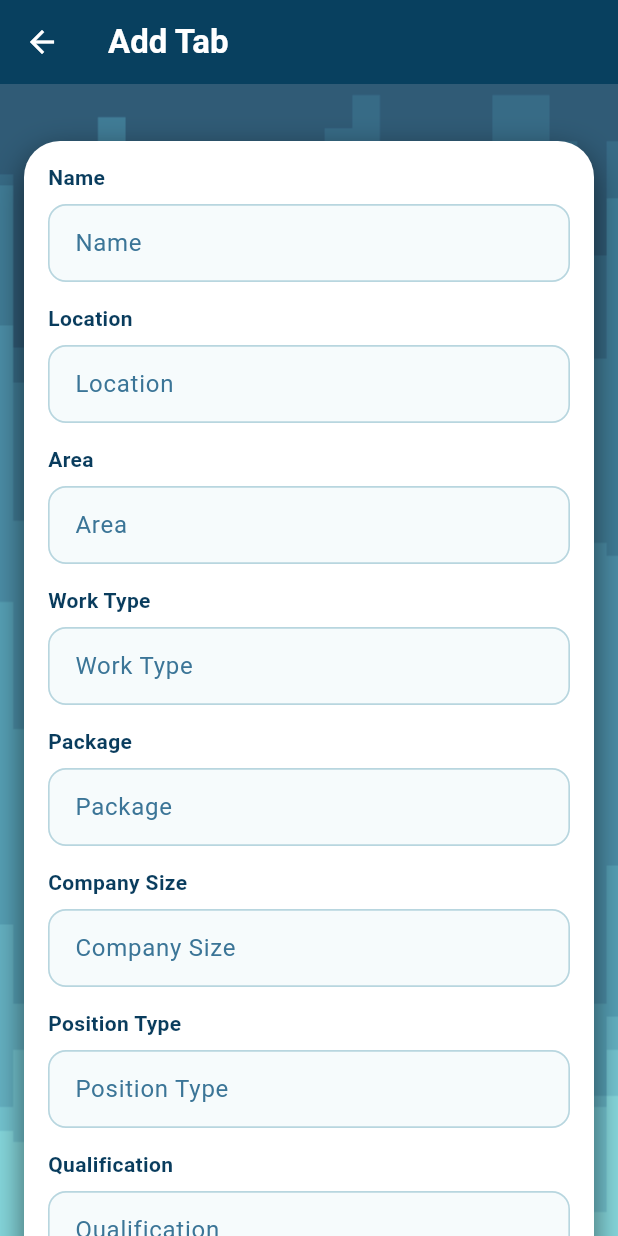
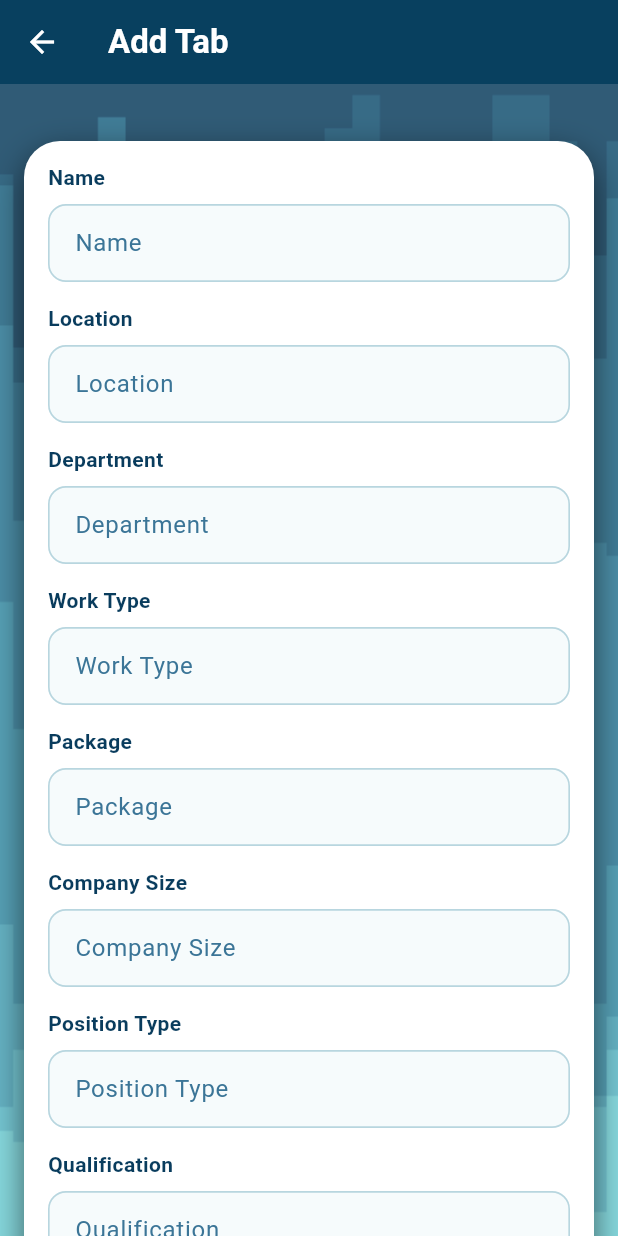
Before and after one commit to 24it459-ytpawar/Job-Sprint-App, a Flutter app: the screen it shows after launch, after a tap on the "add" icon, on a phone screen of 412 x 824 dp. Run offline on Flutter 3.47's test engine with Material 3 defaults, Android fonts, the phone set to English and light mode, and no system bars; our stand-ins replace google_fonts, shared_preferences.

Commit message:
local storage done ...

```diff
--- a/lib/src/features/authentication/presentation/screens/add_screen.dart
+++ b/lib/src/features/authentication/presentation/screens/add_screen.dart
@@ -11,7 +11,7 @@ class AddScreen extends StatelessWidget {
   final List<String> cities;
   final TextEditingController nameController = TextEditingController();
   final TextEditingController locationController = TextEditingController();
-  final TextEditingController areaController = TextEditingController();
+  final TextEditingController departmentController = TextEditingController();
   final TextEditingController workTypeController = TextEditingController();
   final TextEditingController packageController = TextEditingController();
   final TextEditingController companySizeController = TextEditingController();
@@ -79,7 +79,7 @@ class AddScreen extends StatelessWidget {
                       children: [
                         textitems("Name", nameController),
                         textitems("Location", locationController),
-                        textitems("Area", areaController),
+                        textitems("Department", departmentController),
                         textitems("Work Type", workTypeController),
                         textitems("Package", packageController),
                         textitems("Company Size", companySizeController),
@@ -98,7 +98,7 @@ class AddScreen extends StatelessWidget {
                                 final newItem = HomeItem(
                                   name: nameController.text,
                                   location: locationController.text,
-                                  area: areaController.text,
+                                  department: departmentController.text,
                                   workType: workTypeController.text,
                                   package: packageController.text,
                                   companySize: companySizeController.text,
--- a/lib/src/features/authentication/presentation/screens/edit_screen.dart
+++ b/lib/src/features/authentication/presentation/screens/edit_screen.dart
@@ -24,7 +24,7 @@ class EditScreen extends StatefulWidget {
 class _EditScreenState extends State<EditScreen> {
   late final TextEditingController nameController;
   late final TextEditingController locationController;
-  late final TextEditingController areaController;
+  late final TextEditingController departmentController;
   late final TextEditingController workTypeController;
   late final TextEditingController packageController;
   late final TextEditingController companySizeController;
@@ -37,7 +37,7 @@ class _EditScreenState extends State<EditScreen> {
     final item = widget.items[widget.index];
     nameController = TextEditingController(text: item.name);
     locationController = TextEditingController(text: item.location);
-    areaController = TextEditingController(text: item.area);
+    departmentController = TextEditingController(text: item.department);
     workTypeController = TextEditingController(text: item.workType);
     packageController = TextEditingController(text: item.package);
     companySizeController = TextEditingController(text: item.companySize);
@@ -51,7 +51,7 @@ class _EditScreenState extends State<EditScreen> {
   void dispose() {
     nameController.dispose();
     locationController.dispose();
-    areaController.dispose();
+    departmentController.dispose();
     workTypeController.dispose();
     packageController.dispose();
     companySizeController.dispose();
@@ -118,7 +118,7 @@ class _EditScreenState extends State<EditScreen> {
                       children: [
                         textitems("Name", nameController),
                         textitems("Location", locationController),
-                        textitems("Area", areaController),
+                        textitems("Department", departmentController),
                         textitems("Work Type", workTypeController),
                         textitems("Package", packageController),
                         textitems("Company Size", companySizeController),
@@ -137,7 +137,7 @@ class _EditScreenState extends State<EditScreen> {
                                 final updateditem = HomeItem(
                                   name: nameController.text,
                                   location: locationController.text,
-                                  area: areaController.text,
+                                  department: departmentController.text,
                                   workType: workTypeController.text,
                                   package: packageController.text,
                                   companySize: companySizeController.text,
--- a/lib/src/features/authentication/presentation/screens/homepage.dart
+++ b/lib/src/features/authentication/presentation/screens/homepage.dart
@@ -222,7 +222,7 @@ class _HomeScreenState extends State<HomeScreen> {
             runSpacing: 8,
             children: [
               _buildTag('📍 ${item.location}', kAccent),
-              _buildTag('🏢 ${item.area}', kAccent),
+              _buildTag('🏢 ${item.department}', kAccent),
               _buildTag('💰 ${item.package}', kHighlight),
             ],
           ),
--- a/lib/src/features/authentication/presentation/screens/splashscreen.dart
+++ b/lib/src/features/authentication/presentation/screens/splashscreen.dart
@@ -21,6 +21,7 @@ class _SplashScreenState extends State<SplashScreen> {
         MaterialPageRoute(builder: (context) => FragmentHolder()),
       );
     });
+    loadList();
   }
 
   @override
--- a/lib/src/features/authentication/widgets/fragment_holder.dart
+++ b/lib/src/features/authentication/widgets/fragment_holder.dart
@@ -9,7 +9,7 @@ import 'package:shared_preferences/shared_preferences.dart';
 class HomeItem {
   String name;
   String location;
-  String area;
+  String department;
   String workType;
   String package;
   String companySize;
@@ -19,7 +19,7 @@ class HomeItem {
   HomeItem({
     required this.name,
     required this.location,
-    required this.area,
+    required this.department,
     required this.workType,
     required this.package,
     required this.companySize,
@@ -30,7 +30,7 @@ class HomeItem {
     return {
       "name": name,
       "location": location,
-      "area": area,
+      "department": department,
       "workType": workType,
       "package": package,
       "companySize": companySize,
@@ -38,13 +38,51 @@ class HomeItem {
       "qualification": qualification,
     };
   }
+
+  static HomeItem fromjson(Map<String, dynamic> item) {
+    return HomeItem(
+      name: item['name'] as String,
+      location: item['location'] as String,
+      department: item['department'] as String,
+      workType: item['workType'] as String,
+      package: item['package'] as String,
+      companySize: item['companySize'] as String,
+      positionType: item['positionType'] as String,
+      qualification: item['qualification'] as String,
+    );
+  }
+}
+
+Future<void> loadList() async {
+  try {
+    final SharedPreferences prefs = await SharedPreferences.getInstance();
+    String? jsonString = prefs.getString('My_Data');
+    String? jsonCities = prefs.getString('My_Cities');
+    if (jsonString == null) {
+      data = [];
+      return;
+    }
+    if (jsonCities == null) {
+      data = [];
+      return;
+    }
+    List<dynamic> decodeData = jsonDecode(jsonString);
+    List<dynamic> decodeCities = jsonDecode(jsonCities);
+    data = decodeData.map((item) => HomeItem.fromjson(item)).toList();
+    cities = decodeCities.map((item) => item as String).toList();
+    print("List added sucessfully");
+  } catch (e) {
+    print("List not added sucessfully");
+  }
 }
 
 Future<void> savedList() async {
   try {
     final SharedPreferences prefs = await SharedPreferences.getInstance();
     String jsonString = jsonEncode(data.map((item) => item.tojson()).toList());
+    String jsonCities = jsonEncode(cities.map((item) => item).toList());
     await prefs.setString("My_Data", jsonString);
+    await prefs.setString("My_Cities", jsonCities);
     print("List is stored Sucessfully");
   } catch (e) {
     print("Error occured");
@@ -58,115 +96,8 @@ class FragmentHolder extends StatefulWidget {
   State<FragmentHolder> createState() => _FragmentHolderState();
 }
 
-final List<String> cities = [
-  'Ahmedabad',
-  'Bangalore',
-  'Chennai',
-  'Vadodara',
-  'Mumbai',
-];
-List<HomeItem> data = [
-  HomeItem(
-    name: 'Microsoft',
-    location: 'Ahmedabad',
-    area: 'IT',
-    workType: 'Remote',
-    package: '6 LPA',
-    companySize: 'Startup',
-    positionType: 'Full Time',
-    qualification: 'B.Tech',
-  ),
-  HomeItem(
-    name: 'Amazon',
-    location: 'Mumbai',
-    area: 'Software',
-    workType: 'Onsite',
-    package: '8 LPA',
-    companySize: 'Enterprise',
-    positionType: 'Full Time',
-    qualification: 'B.Tech',
-  ),
-  HomeItem(
-    name: 'Google',
-    location: 'Bangalore',
-    area: 'Software',
-    workType: 'Work from Home',
-    package: '5 LPA',
-    companySize: 'Mid-size',
-    positionType: 'Intern',
-    qualification: 'B.Tech',
-  ),
-  HomeItem(
-    name: 'Infosys',
-    location: 'Pune',
-    area: 'Development',
-    workType: 'Hybrid',
-    package: '4.5 LPA',
-    companySize: 'Enterprise',
-    positionType: 'Full Time',
-    qualification: 'M.Tech',
-  ),
-  HomeItem(
-    name: 'TCS',
-    location: 'Hyderabad',
-    area: 'Cloud',
-    workType: 'Onsite',
-    package: '3.8 LPA',
-    companySize: 'Enterprise',
-    positionType: 'Full Time',
-    qualification: 'M.Tech',
-  ),
-  HomeItem(
-    name: 'Wipro',
-    location: 'Chennai',
-    area: 'Cyber Security',
-    workType: 'Remote',
-    package: '5.2 LPA',
-    companySize: 'Large',
-    positionType: 'Intern',
-    qualification: 'M.Tech',
-  ),
-  HomeItem(
-    name: 'Adobe',
-    location: 'Noida',
-    area: 'UI/UX',
-    workType: 'Hybrid',
-    package: '10 LPA',
-    companySize: 'Enterprise',
-    positionType: 'Full Time',
-    qualification: 'M.Tech',
-  ),
-  HomeItem(
-    name: 'Flipkart',
-    location: 'Bangalore',
-    area: 'Backend',
-    workType: 'Onsite',
-    package: '7 LPA',
-    companySize: 'Mid-size',
-    positionType: 'Full Time',
-    qualification: 'B.Tech',
-  ),
-  HomeItem(
-    name: 'Zomato',
-    location: 'Delhi',
-    area: 'Data Science',
-    workType: 'Remote',
-    package: '9 LPA',
-    companySize: 'Startup',
-    positionType: 'Part Time',
-    qualification: 'B.Tech',
-  ),
-  HomeItem(
-    name: 'Paytm',
-    location: 'Gurgaon',
-    area: 'FinTech',
-    workType: 'Hybrid',
-    package: '6.5 LPA',
-    companySize: 'Startup',
-    positionType: 'Full Time',
-    qualification: 'B.Tech',
-  ),
-];
+List<String> cities = [];
+List<HomeItem> data = [];
 
 class _FragmentHolderState extends State<FragmentHolder> {
   @override
```
